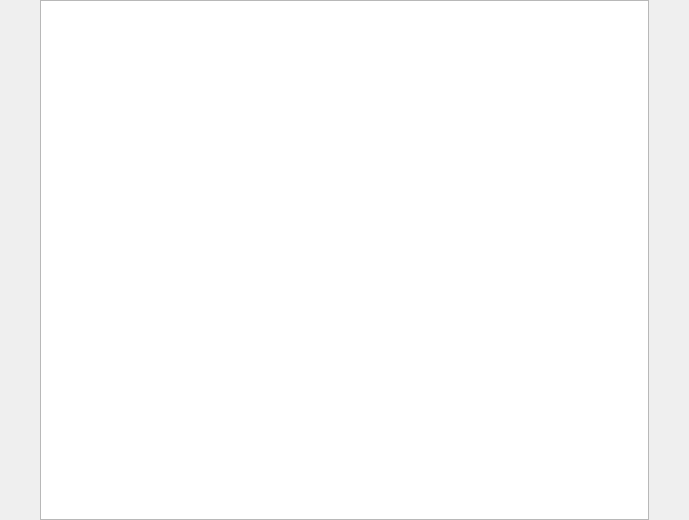
The window that ImageViewer/widget.ui (kaanakgundogdu/Image-Viewer-QT) describes before a commit, drawn with Qt 5.
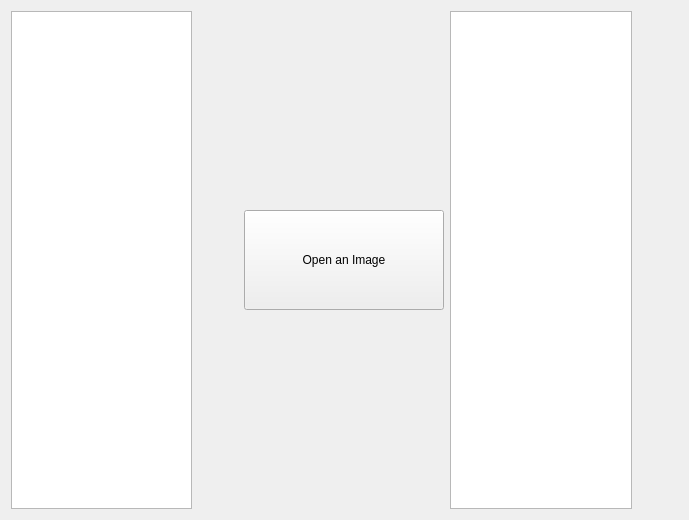
The same window after the commit. Icons and pictures are not drawn.

Commit message: hide graph view at start added.

```diff
--- a/ImageViewer/widget.ui
+++ b/ImageViewer/widget.ui
@@ -27,21 +27,22 @@
     <normaloff>:/resources/icons/hom.jpg</normaloff>:/resources/icons/hom.jpg</iconset>
   </property>
   <layout class="QHBoxLayout" name="horizontalLayout">
-   <property name="spacing">
-    <number>0</number>
-   </property>
-   <property name="leftMargin">
-    <number>0</number>
-   </property>
-   <property name="topMargin">
-    <number>0</number>
-   </property>
-   <property name="rightMargin">
-    <number>0</number>
-   </property>
-   <property name="bottomMargin">
-    <number>0</number>
-   </property>
+   <item>
+    <widget class="QListView" name="images_in_current_folder_list_view">
+     <property name="sizePolicy">
+      <sizepolicy hsizetype="Fixed" vsizetype="Expanding">
+       <horstretch>0</horstretch>
+       <verstretch>0</verstretch>
+      </sizepolicy>
+     </property>
+     <property name="minimumSize">
+      <size>
+       <width>166</width>
+       <height>498</height>
+      </size>
+     </property>
+    </widget>
+   </item>
    <item>
     <widget class="QPushButton" name="prev_button">
      <property name="sizePolicy">
@@ -68,6 +69,25 @@
      </property>
     </widget>
    </item>
+   <item>
+    <widget class="QPushButton" name="open_image_button">
+     <property name="sizePolicy">
+      <sizepolicy hsizetype="Fixed" vsizetype="Fixed">
+       <horstretch>0</horstretch>
+       <verstretch>0</verstretch>
+      </sizepolicy>
+     </property>
+     <property name="minimumSize">
+      <size>
+       <width>200</width>
+       <height>100</height>
+      </size>
+     </property>
+     <property name="text">
+      <string>Open an Image</string>
+     </property>
+    </widget>
+   </item>
    <item>
     <widget class="QGraphicsView" name="graph_view">
      <property name="enabled">
```
The commit also changes 2 other files.
